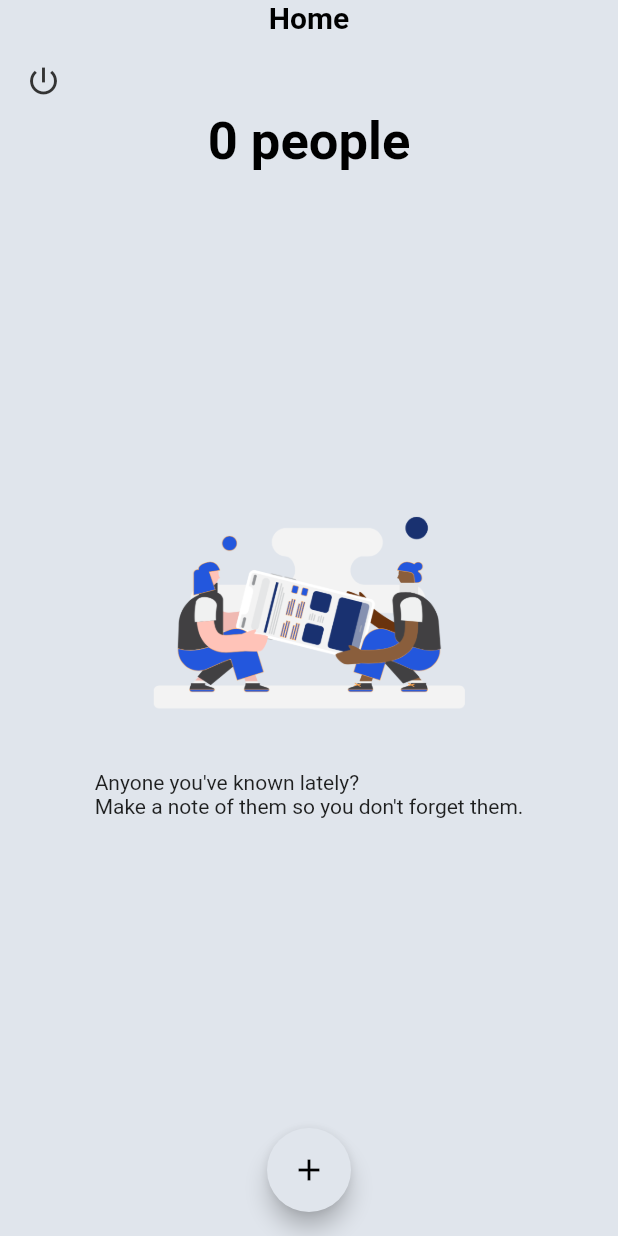
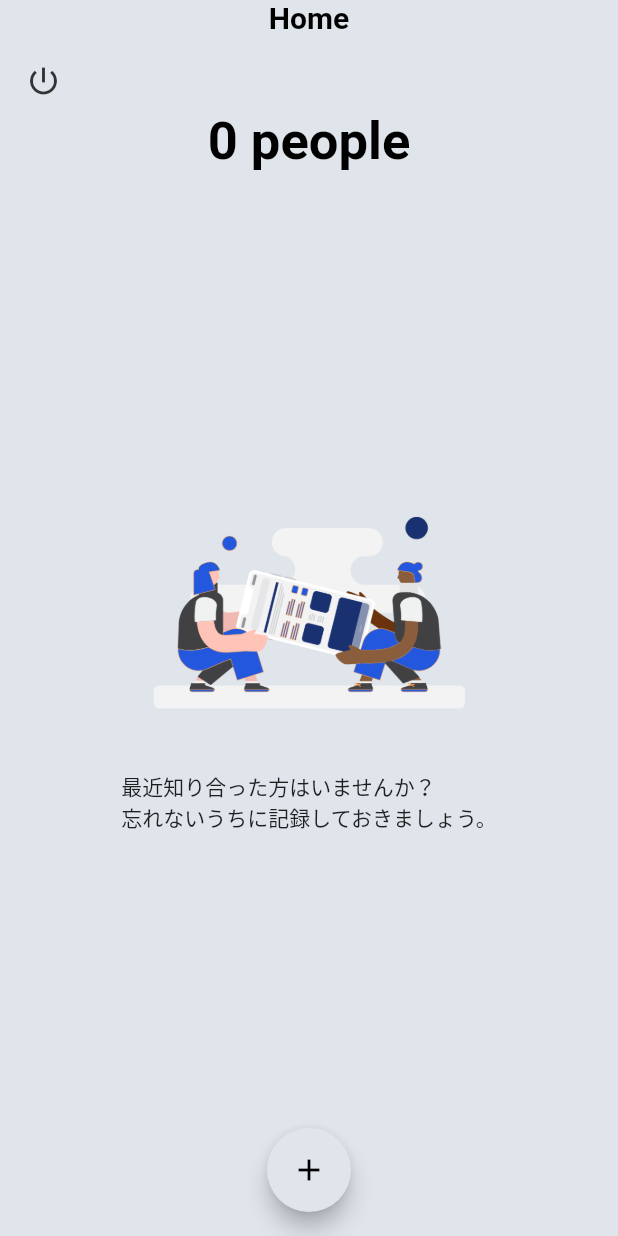
Before and after one commit to UserKazun/relationship_management, a Flutter app: the HomeScreen screen opened directly with empty values, on a phone screen of 412 x 824 dp. Run offline on Flutter 3.47's test engine with Material 2 defaults, Android fonts, the phone set to English and light mode, and no system bars; our stand-ins replace cloud_firestore, firebase_auth, flutter_signin_button, flutter_staggered_animations, google_fonts, google_sign_in and 1 more; missing offline and left inert: apple_sign_in; accounts and stored records are empty.

Commit message:
Minor corrections

```diff
--- a/lib/src/ui/screens/register_screen.dart
+++ b/lib/src/ui/screens/register_screen.dart
@@ -1,6 +1,5 @@
 import 'package:flutter/cupertino.dart';
 import 'package:flutter/material.dart';
-import 'package:flutter_spinkit/flutter_spinkit.dart';
 
 import 'package:relationship_management/src/services/auth.dart';
 import 'package:relationship_management/src/ui/screens/home_screen.dart';
--- a/lib/src/ui/screens/welcome.dart
+++ b/lib/src/ui/screens/welcome.dart
@@ -4,7 +4,6 @@ import 'package:flutter/cupertino.dart';
 import 'package:flutter/material.dart';
 import 'package:flutter/widgets.dart';
 import 'package:flutter_signin_button/flutter_signin_button.dart';
-import 'package:flutter_spinkit/flutter_spinkit.dart';
 import 'package:relationship_management/src/services/auth.dart';
 import 'package:relationship_management/src/ui/screens/home_screen.dart';
 import 'package:relationship_management/src/ui/screens/register_screen.dart';
--- a/lib/src/ui/widgets/items_container.dart
+++ b/lib/src/ui/widgets/items_container.dart
@@ -1,6 +1,5 @@
 import 'package:cloud_firestore/cloud_firestore.dart';
 import 'package:flutter/material.dart';
-import 'package:flutter_spinkit/flutter_spinkit.dart';
 import 'package:flutter/cupertino.dart';
 import 'package:provider/provider.dart';
 import 'package:relationship_management/src/controllers/items_controller.dart';
--- a/lib/src/ui/widgets/items_grid.dart
+++ b/lib/src/ui/widgets/items_grid.dart
@@ -62,8 +62,8 @@ class ItemsGrid extends StatelessWidget {
                 Image(
                   image: AssetImage('assets/images/Teamwork.png')
                 ),
-                Text('Anyone you\'ve known lately?\n'
-                    'Make a note of them so you don\'t forget them.'),
+                Text('最近知り合った方はいませんか？\n'
+                    '忘れないうちに記録しておきましょう。'),
               ],
             ),
           ),
```
